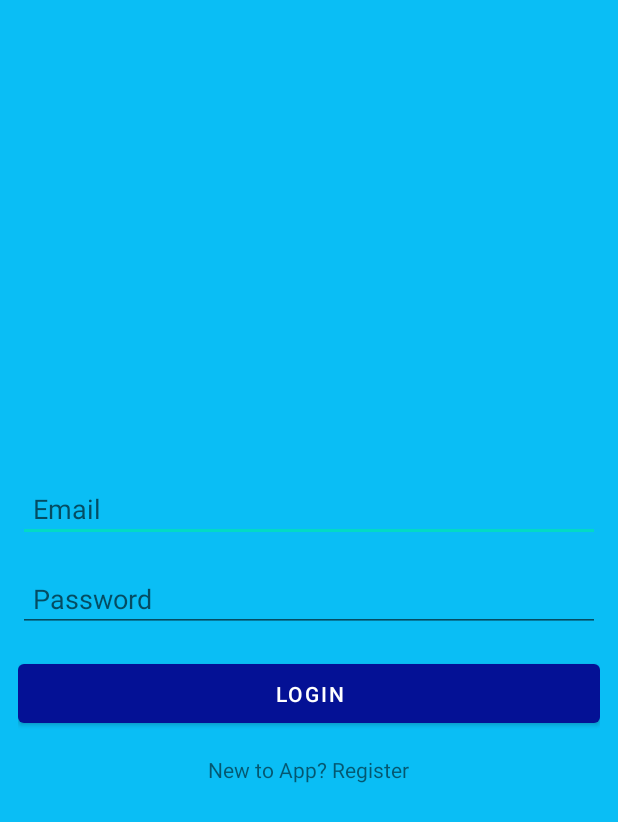
After one commit to HASH-002/JEE_Counselling_APP, an Android app: the LoginActivity screen opened directly, with no data from a screen before it, on a phone screen of 412 x 824 dp. The commit adds this screen. Shown: the top 822 px of the screen. Run offline under Robolectric (Android 15) with nearby library versions, the phone set to English and light mode, and no system bars; our stand-ins replace Firebase (no records; nobody signed in at launch, a user with empty details on screens opened directly).

Commit message:
SignUp and Login Activity

```diff
--- a/app/build.gradle
+++ b/app/build.gradle
@@ -1,5 +1,6 @@
 plugins {
     id 'com.android.application'
+    id 'com.google.gms.google-services'
 }
 
 android {
@@ -33,6 +34,8 @@ dependencies {
     implementation 'androidx.appcompat:appcompat:1.2.0'
     implementation 'com.google.android.material:material:1.3.0'
     implementation 'androidx.constraintlayout:constraintlayout:2.0.4'
+    implementation 'com.google.firebase:firebase-auth:20.0.4'
+    implementation 'com.google.firebase:firebase-database:19.7.0'
     testImplementation 'junit:junit:4.+'
     androidTestImplementation 'androidx.test.ext:junit:1.1.2'
     androidTestImplementation 'androidx.test.espresso:espresso-core:3.3.0'
--- /dev/null
+++ b/app/src/main/java/com/company/jeecounselling_choosethebest/LoginActivity.java
@@ -0,0 +1,90 @@
+package com.company.jeecounselling_choosethebest;
+
+import androidx.annotation.NonNull;
+import androidx.appcompat.app.AppCompatActivity;
+
+import android.content.Intent;
+import android.os.Bundle;
+import android.text.TextUtils;
+import android.util.Patterns;
+import android.view.View;
+import android.widget.Button;
+import android.widget.EditText;
+import android.widget.TextView;
+import android.widget.Toast;
+
+import com.google.android.gms.tasks.OnCompleteListener;
+import com.google.android.gms.tasks.OnFailureListener;
+import com.google.android.gms.tasks.Task;
+import com.google.firebase.auth.AuthResult;
+import com.google.firebase.auth.FirebaseAuth;
+
+public class LoginActivity extends AppCompatActivity {
+
+    private EditText email;
+    private EditText password;
+    private Button login;
+    private TextView registerUser;
+
+    private FirebaseAuth mAuth;
+
+    @Override
+    protected void onCreate(Bundle savedInstanceState) {
+        super.onCreate(savedInstanceState);
+        setContentView(R.layout.activity_login);
+
+        email = findViewById(R.id.email);
+        password = findViewById(R.id.password);
+        login = findViewById(R.id.login);
+        registerUser = findViewById(R.id.register_user);
+
+        mAuth = FirebaseAuth.getInstance();
+
+        registerUser.setOnClickListener(new View.OnClickListener() {
+            @Override
+            public void onClick(View v) {
+                startActivity(new Intent(LoginActivity.this , SignUpActivity.class).addFlags(Intent.FLAG_ACTIVITY_CLEAR_TASK));
+            }
+        });
+
+        login.setOnClickListener(new View.OnClickListener() {
+            @Override
+            public void onClick(View v) {
+                String txtEmail = email.getText().toString();
+                String txtPassword = password.getText().toString();
+
+                if (TextUtils.isEmpty(txtEmail) || TextUtils.isEmpty(txtPassword)){
+                    Toast.makeText(LoginActivity.this, "Empty Credentials!", Toast.LENGTH_SHORT).show();
+                } else if (!Patterns.EMAIL_ADDRESS.matcher(txtEmail).matches()) {
+                    email.setError("Enter valid email");
+                    email.requestFocus();
+                    return;
+                } else {
+                    loginUser(txtEmail , txtPassword);
+                }
+            }
+        });
+    }
+
+    private void loginUser(String email, String password) {
+
+        mAuth.signInWithEmailAndPassword(email , password).addOnCompleteListener(new OnCompleteListener<AuthResult>() {
+            @Override
+            public void onComplete(@NonNull Task<AuthResult> task) {
+                if (task.isSuccessful()){
+                    Toast.makeText(LoginActivity.this, "Logged In", Toast.LENGTH_SHORT).show();
+                    Intent intent = new Intent(LoginActivity.this , MainActivity.class);
+                    intent.addFlags(Intent.FLAG_ACTIVITY_CLEAR_TASK | Intent.FLAG_ACTIVITY_CLEAR_TOP);
+                    startActivity(intent);
+                    finish();
+                }
+            }
+        }).addOnFailureListener(new OnFailureListener() {
+            @Override
+            public void onFailure(@NonNull Exception e) {
+                Toast.makeText(LoginActivity.this, e.getMessage(), Toast.LENGTH_SHORT).show();
+            }
+        });
+
+    }
+}
--- /dev/null
+++ b/app/src/main/res/layout/activity_login.xml
@@ -0,0 +1,45 @@
+<?xml version="1.0" encoding="utf-8"?>
+<LinearLayout xmlns:android="http://schemas.android.com/apk/res/android"
+    xmlns:app="http://schemas.android.com/apk/res-auto"
+    xmlns:tools="http://schemas.android.com/tools"
+    android:orientation="vertical"
+    android:gravity="center"
+    android:padding="12dp"
+    android:background="@color/ActivityBgColor"
+    android:layout_width="match_parent"
+    android:layout_height="match_parent"
+    tools:context=".SignUpActivity">
+
+
+    <EditText
+        android:layout_width="match_parent"
+        android:layout_height="wrap_content"
+        android:layout_marginTop="15dp"
+        android:hint="Email"
+        android:padding="10dp"
+        android:id="@+id/email"/>
+
+    <EditText
+        android:layout_width="match_parent"
+        android:layout_height="wrap_content"
+        android:layout_marginTop="15dp"
+        android:hint="Password"
+        android:padding="10dp"
+        android:id="@+id/password"/>
+
+    <Button
+        android:layout_width="match_parent"
+        android:layout_height="wrap_content"
+        android:layout_marginTop="15sp"
+        android:text="LOGIN"
+        android:padding="10dp"
+        android:id="@+id/login"/>
+
+    <TextView
+        android:layout_width="wrap_content"
+        android:layout_height="wrap_content"
+        android:text="New to App? Register"
+        android:layout_marginTop="15dp"
+        android:id="@+id/register_user"/>
+
+</LinearLayout>
--- a/app/src/main/res/values-night/themes.xml
+++ b/app/src/main/res/values-night/themes.xml
@@ -1,9 +1,10 @@
 <resources xmlns:tools="http://schemas.android.com/tools">
     <!-- Base application theme. -->
-    <style name="Theme.JEECounsellingChooseTheBEST" parent="Theme.MaterialComponents.DayNight.DarkActionBar">
+    <style name="Theme.JEECounsellingChooseTheBEST"
+        parent="Theme.MaterialComponents.DayNight.NoActionBar">
         <!-- Primary brand color. -->
-        <item name="colorPrimary">@color/purple_200</item>
-        <item name="colorPrimaryVariant">@color/purple_700</item>
+        <item name="colorPrimary">@color/MyColor</item>
+        <item name="colorPrimaryVariant">@color/MyColor</item>
         <item name="colorOnPrimary">@color/black</item>
         <!-- Secondary brand color. -->
         <item name="colorSecondary">@color/teal_200</item>
--- a/app/src/main/res/values/colors.xml
+++ b/app/src/main/res/values/colors.xml
@@ -7,4 +7,9 @@
     <color name="teal_700">#FF018786</color>
     <color name="black">#FF000000</color>
     <color name="white">#FFFFFFFF</color>
+    <color name="ActivityBgColor">#0ABEF5</color>
+    <color name="MyColor">#041195</color>
+    <color name="colorPrimaryDark">#000d3d</color>
+    <color name="ButtonColor">#c2bdbf</color>
+    <color name="EditTextColor">#0A86F5</color>
 </resources>
--- a/app/src/main/res/values/themes.xml
+++ b/app/src/main/res/values/themes.xml
@@ -1,9 +1,9 @@
 <resources xmlns:tools="http://schemas.android.com/tools">
     <!-- Base application theme. -->
-    <style name="Theme.JEECounsellingChooseTheBEST" parent="Theme.MaterialComponents.DayNight.DarkActionBar">
+    <style name="Theme.JEECounsellingChooseTheBEST" parent="Theme.MaterialComponents.DayNight.NoActionBar">
         <!-- Primary brand color. -->
-        <item name="colorPrimary">@color/purple_500</item>
-        <item name="colorPrimaryVariant">@color/purple_700</item>
+        <item name="colorPrimary">@color/MyColor</item>
+        <item name="colorPrimaryVariant">@color/MyColor</item>
         <item name="colorOnPrimary">@color/white</item>
         <!-- Secondary brand color. -->
         <item name="colorSecondary">@color/teal_200</item>
--- a/build.gradle
+++ b/build.gradle
@@ -5,7 +5,8 @@ buildscript {
         jcenter()
     }
     dependencies {
-        classpath "com.android.tools.build:gradle:4.1.2"
+        classpath 'com.android.tools.build:gradle:4.2.0'
+        classpath 'com.google.gms:google-services:4.3.5'
 
         // NOTE: Do not place your application dependencies here; they belong
         // in the individual module build.gradle files
```
Also changed, not shown: app/src/main/AndroidManifest.xml (+5 -2 lines), app/src/main/java/com/company/jeecounselling_choosethebest/SignUpActivity.java (added, +125 -0 lines), app/src/main/java/com/company/jeecounselling_choosethebest/StartActivity.java (added, +40 -0 lines), app/src/main/res/drawable/button_background.xml (added, +10 -0 lines), app/src/main/res/drawable/edit_text_background.xml (added, +9 -0 lines), app/src/main/res/layout/activity_main.xml (+0 -9 lines), app/src/main/res/layout/activity_sign_up.xml (added, +74 -0 lines), app/src/main/res/layout/activity_start.xml (added, +53 -0 lines), app/src/main/res/drawable/logo.jpg (added), gradle/wrapper/gradle-wrapper.properties, 1 other file.
